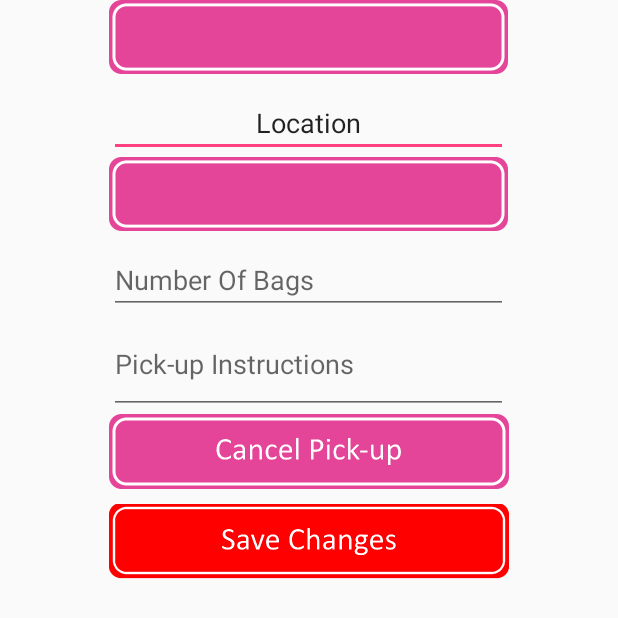
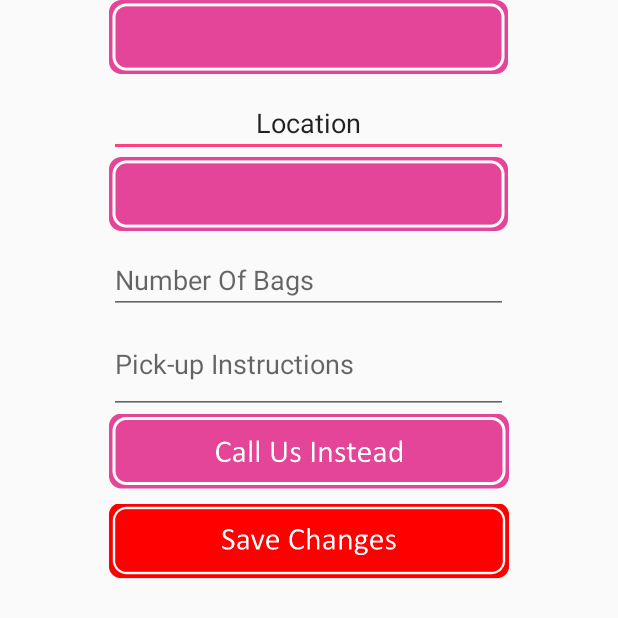
Before and after one commit to UnderratedDev/ClothesDrop, an Android app: the layout activity_edit_request.xml on its own in the app's theme, with its tools: preview values and no code run, on a phone screen of 412 x 824 dp. Shown: the top 618 px of the screen. Run offline under Robolectric (Android 15) with nearby library versions, the phone set to English and light mode, and no system bars.

Commit message:
replaced cancel button in edit pickup with a call us instead button

```diff
--- a/app/src/main/java/nestedternary/project/EditRequestActivity.java
+++ b/app/src/main/java/nestedternary/project/EditRequestActivity.java
@@ -120,6 +120,12 @@ public class EditRequestActivity extends AppCompatActivity {
         finish ();
     }
 
+    public void callUs(final View view){
+        Intent intent = new Intent(Intent.ACTION_DIAL);
+        intent.setData(Uri.parse("tel:7782584377"));
+        startActivity(intent);
+    }
+
     public void save (final View view) {
         final String location_inputted = location.getText ().toString ();
 
--- a/app/src/main/res/layout/activity_edit_request.xml
+++ b/app/src/main/res/layout/activity_edit_request.xml
@@ -56,14 +56,14 @@
         android:hint="Pick-up Instructions"/>
 
     <ImageButton
-        android:id="@+id/edit_cancel"
+        android:id="@+id/edit_call_us"
         android:layout_width="wrap_content"
         android:layout_height="50dp"
         android:background="@android:color/transparent"
         android:scaleType="centerInside"
-        app:srcCompat="@drawable/button_cancel_pickup"
+        app:srcCompat="@drawable/button_call_us_instead"
         android:layout_marginBottom="10dp"
-        android:onClick="cancel"
+        android:onClick="callUs"
         />
 
     <ImageButton
```
